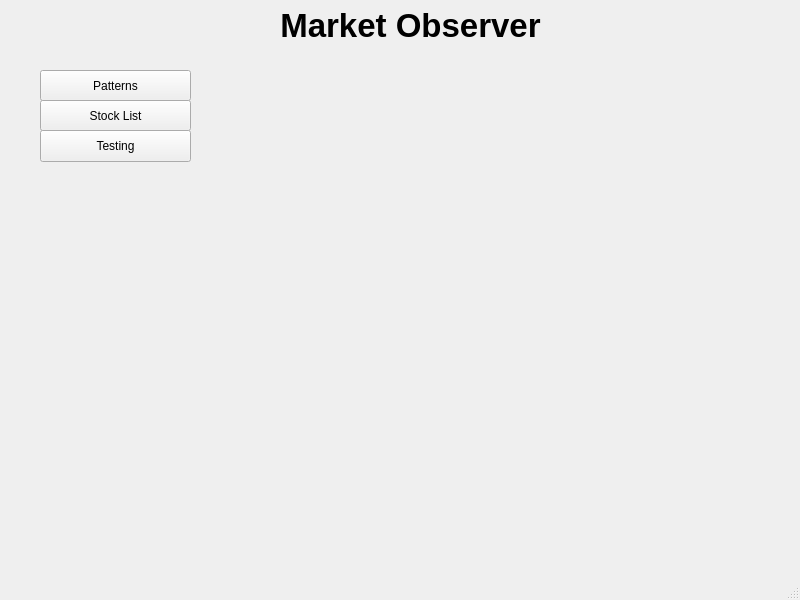
Old version of the form mainwindow.ui in the repository RichardAppen/MarketObserver.
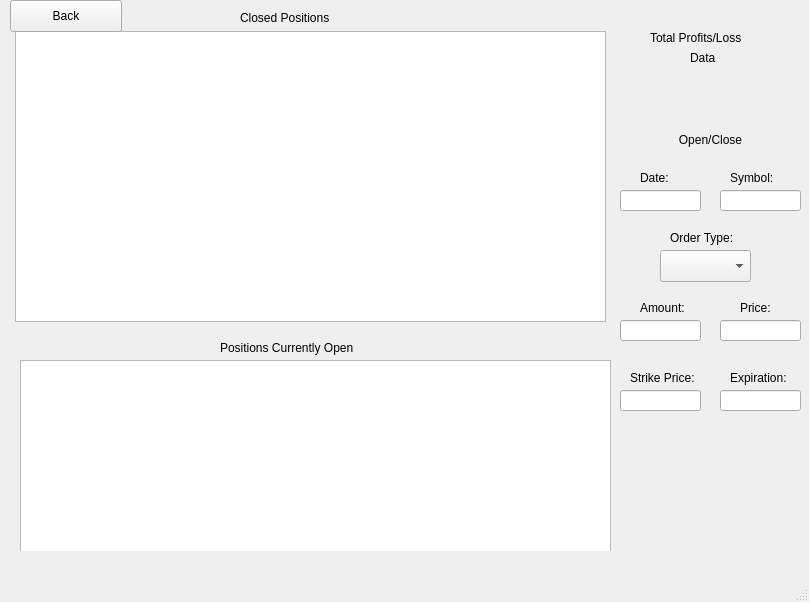
New version of the form. The open tabs and pages were chosen to show the change.

```diff
--- a/mainwindow.ui
+++ b/mainwindow.ui
@@ -6,8 +6,8 @@
    <rect>
     <x>0</x>
     <y>0</y>
-    <width>800</width>
-    <height>600</height>
+    <width>809</width>
+    <height>602</height>
    </rect>
   </property>
   <property name="windowTitle">
@@ -17,7 +17,7 @@
    <widget class="QStackedWidget" name="stackedWidget">
     <property name="geometry">
      <rect>
-      <x>0</x>
+      <x>10</x>
       <y>0</y>
       <width>801</width>
       <height>551</height>
@@ -421,26 +421,11 @@
           <height>21</height>
          </rect>
         </property>
-       </widget>
-       <widget class="QLabel" name="label_13">
         <property name="geometry">
          <rect>
           <x>280</x>
-          <y>430</y>
-          <width>101</width>
-          <height>16</height>
-         </rect>
-        </property>
-        <property name="text">
-         <string>Price Increase:</string>
-        </property>
-       </widget>
-       <widget class="QLineEdit" name="priceIncreaseStockLineEdit">
-        <property name="geometry">
-         <rect>
-          <x>280</x>
-          <y>450</y>
-          <width>71</width>
+          <y>490</y>
+          <width>61</width>
           <height>21</height>
          </rect>
         </property>
@@ -864,6 +849,270 @@
       </property>
      </widget>
     </widget>
+    <widget class="QWidget" name="tradeTrackerPage">
+     <widget class="QLabel" name="tradeProfitLossLabel">
+      <property name="geometry">
+       <rect>
+        <x>640</x>
+        <y>30</y>
+        <width>111</width>
+        <height>16</height>
+       </rect>
+      </property>
+      <property name="text">
+       <string>Total Profits/Loss</string>
+      </property>
+     </widget>
+     <widget class="QLabel" name="tradeProfitLossDataLabel">
+      <property name="geometry">
+       <rect>
+        <x>680</x>
+        <y>50</y>
+        <width>58</width>
+        <height>16</height>
+       </rect>
+      </property>
+      <property name="text">
+       <string>Data</string>
+      </property>
+     </widget>
+     <widget class="QTableView" name="tradeTrackerClosedTableView">
+      <property name="geometry">
+       <rect>
+        <x>5</x>
+        <y>31</y>
+        <width>591</width>
+        <height>291</height>
+       </rect>
+      </property>
+     </widget>
+     <widget class="QLabel" name="openOrCloseLabel">
+      <property name="geometry">
+       <rect>
+        <x>610</x>
+        <y>130</y>
+        <width>181</width>
+        <height>20</height>
+       </rect>
+      </property>
+      <property name="text">
+       <string>Open/Close</string>
+      </property>
+      <property name="alignment">
+       <set>Qt::AlignCenter</set>
+      </property>
+     </widget>
+     <widget class="QLineEdit" name="ttdateLineEdit">
+      <property name="geometry">
+       <rect>
+        <x>610</x>
+        <y>190</y>
+        <width>81</width>
+        <height>21</height>
+       </rect>
+      </property>
+     </widget>
+     <widget class="QLabel" name="label_13">
+      <property name="geometry">
+       <rect>
+        <x>630</x>
+        <y>170</y>
+        <width>31</width>
+        <height>16</height>
+       </rect>
+      </property>
+      <property name="text">
+       <string>Date:</string>
+      </property>
+     </widget>
+     <widget class="QPushButton" name="backTradeTrackerButton">
+      <property name="geometry">
+       <rect>
+        <x>0</x>
+        <y>0</y>
+        <width>112</width>
+        <height>32</height>
+       </rect>
+      </property>
+      <property name="text">
+       <string>Back</string>
+      </property>
+     </widget>
+     <widget class="QLabel" name="label_16">
+      <property name="geometry">
+       <rect>
+        <x>720</x>
+        <y>170</y>
+        <width>58</width>
+        <height>16</height>
+       </rect>
+      </property>
+      <property name="text">
+       <string>Symbol:</string>
+      </property>
+     </widget>
+     <widget class="QLineEdit" name="ttsymbolLineEdit">
+      <property name="geometry">
+       <rect>
+        <x>710</x>
+        <y>190</y>
+        <width>81</width>
+        <height>21</height>
+       </rect>
+      </property>
+     </widget>
+     <widget class="QLabel" name="label_17">
+      <property name="geometry">
+       <rect>
+        <x>660</x>
+        <y>230</y>
+        <width>81</width>
+        <height>16</height>
+       </rect>
+      </property>
+      <property name="text">
+       <string>Order Type:</string>
+      </property>
+     </widget>
+     <widget class="QComboBox" name="orderTypComboBox">
+      <property name="geometry">
+       <rect>
+        <x>650</x>
+        <y>250</y>
+        <width>91</width>
+        <height>32</height>
+       </rect>
+      </property>
+     </widget>
+     <widget class="QLabel" name="label_18">
+      <property name="geometry">
+       <rect>
+        <x>630</x>
+        <y>300</y>
+        <width>51</width>
+        <height>16</height>
+       </rect>
+      </property>
+      <property name="text">
+       <string>Amount:</string>
+      </property>
+     </widget>
+     <widget class="QLineEdit" name="ttdateLineEdit_2">
+      <property name="geometry">
+       <rect>
+        <x>610</x>
+        <y>320</y>
+        <width>81</width>
+        <height>21</height>
+       </rect>
+      </property>
+     </widget>
+     <widget class="QLabel" name="label_19">
+      <property name="geometry">
+       <rect>
+        <x>730</x>
+        <y>300</y>
+        <width>51</width>
+        <height>16</height>
+       </rect>
+      </property>
+      <property name="text">
+       <string>Price:</string>
+      </property>
+     </widget>
+     <widget class="QLineEdit" name="ttdateLineEdit_3">
+      <property name="geometry">
+       <rect>
+        <x>710</x>
+        <y>320</y>
+        <width>81</width>
+        <height>21</height>
+       </rect>
+      </property>
+     </widget>
+     <widget class="QLabel" name="label_20">
+      <property name="geometry">
+       <rect>
+        <x>620</x>
+        <y>370</y>
+        <width>71</width>
+        <height>16</height>
+       </rect>
+      </property>
+      <property name="text">
+       <string>Strike Price:</string>
+      </property>
+     </widget>
+     <widget class="QLabel" name="label_21">
+      <property name="geometry">
+       <rect>
+        <x>720</x>
+        <y>370</y>
+        <width>71</width>
+        <height>16</height>
+       </rect>
+      </property>
+      <property name="text">
+       <string>Expiration:</string>
+      </property>
+     </widget>
+     <widget class="QLineEdit" name="ttdateLineEdit_4">
+      <property name="geometry">
+       <rect>
+        <x>710</x>
+        <y>390</y>
+        <width>81</width>
+        <height>21</height>
+       </rect>
+      </property>
+     </widget>
+     <widget class="QLineEdit" name="ttdateLineEdit_5">
+      <property name="geometry">
+       <rect>
+        <x>610</x>
+        <y>390</y>
+        <width>81</width>
+        <height>21</height>
+       </rect>
+      </property>
+     </widget>
+     <widget class="QTableView" name="tableView_2">
+      <property name="geometry">
+       <rect>
+        <x>10</x>
+        <y>360</y>
+        <width>591</width>
+        <height>192</height>
+       </rect>
+      </property>
+     </widget>
+     <widget class="QLabel" name="label_22">
+      <property name="geometry">
+       <rect>
+        <x>210</x>
+        <y>340</y>
+        <width>171</width>
+        <height>16</height>
+       </rect>
+      </property>
+      <property name="text">
+       <string>Positions Currently Open</string>
+      </property>
+     </widget>
+     <widget class="QLabel" name="label_23">
+      <property name="geometry">
+       <rect>
+        <x>230</x>
+        <y>10</y>
+        <width>101</width>
+        <height>16</height>
+       </rect>
+      </property>
+      <property name="text">
+       <string>Closed Positions</string>
+      </property>
+     </widget>
+    </widget>
    </widget>
   </widget>
   <widget class="QMenuBar" name="menubar">
```
Left out of the diff: 251 changed lines with no effect on the pictures.
